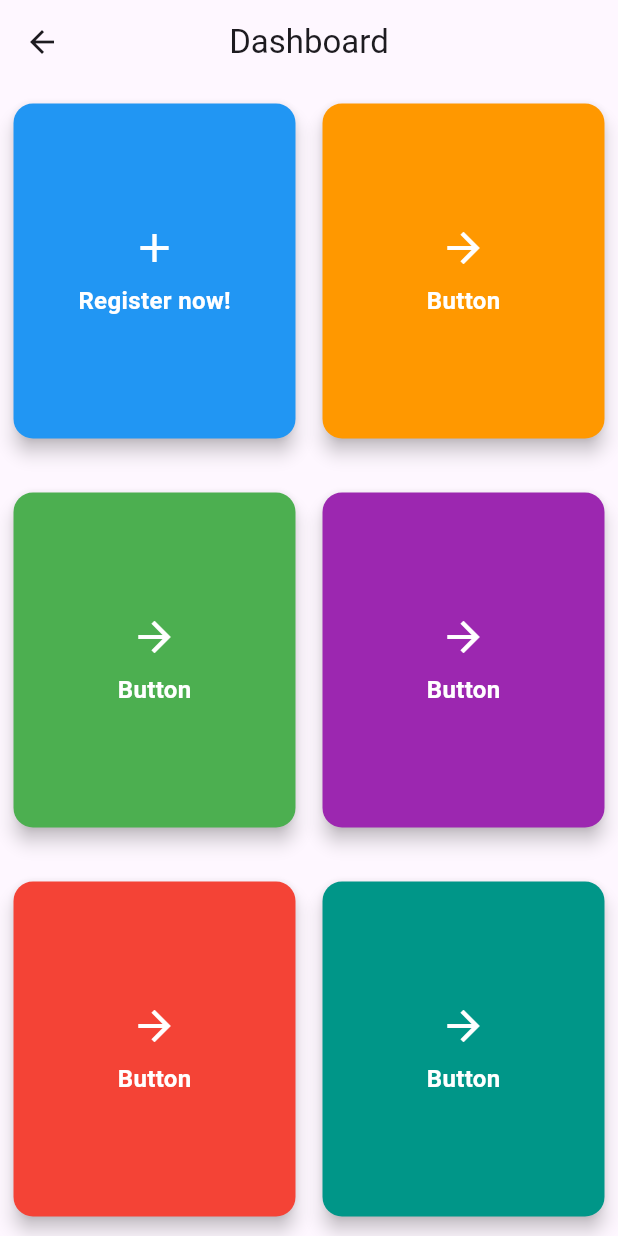
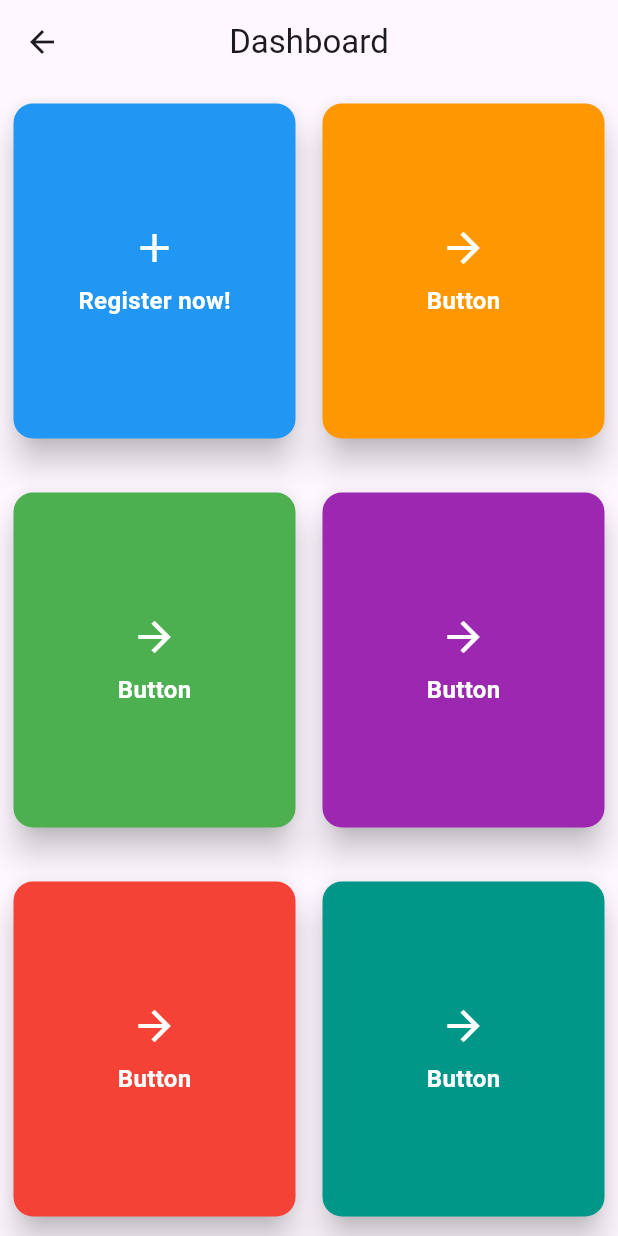
Before and after one commit to Abbaz17/school_management_system, a Flutter app: the Dashboard screen opened directly, on a phone screen of 412 x 824 dp. Run offline on Flutter 3.47's test engine with Material 3 defaults, Android fonts, the phone set to English and light mode, and no system bars.

```diff
--- a/lib/main.dart
+++ b/lib/main.dart
@@ -19,7 +19,7 @@ class MyApp extends StatelessWidget {
       theme: ThemeData(
         primaryColor: Color(0xff3498db)
       ),
-      home: Dashboard()
+      home: StudentsScreen()
     );
   }
 }
--- a/lib/screens/screens.dart
+++ b/lib/screens/screens.dart
@@ -1,3 +1,5 @@
 export 'signup_screen.dart';
 export 'login_screen.dart';
 export 'dashboard.dart';
+export 'students_screen.dart';
+export 'student_list.dart';
--- a/lib/widgets/card_btn.dart
+++ b/lib/widgets/card_btn.dart
@@ -22,7 +22,7 @@ class CardBtn extends StatelessWidget {
       padding: const EdgeInsets.symmetric(vertical: 9 ,horizontal: 5),
       child: Card(
         color: backgroundColor,
-        elevation: 5.0,
+        elevation: 9.0,
         shape: RoundedRectangleBorder(
           borderRadius: BorderRadius.circular(13.0),
         ),
```
